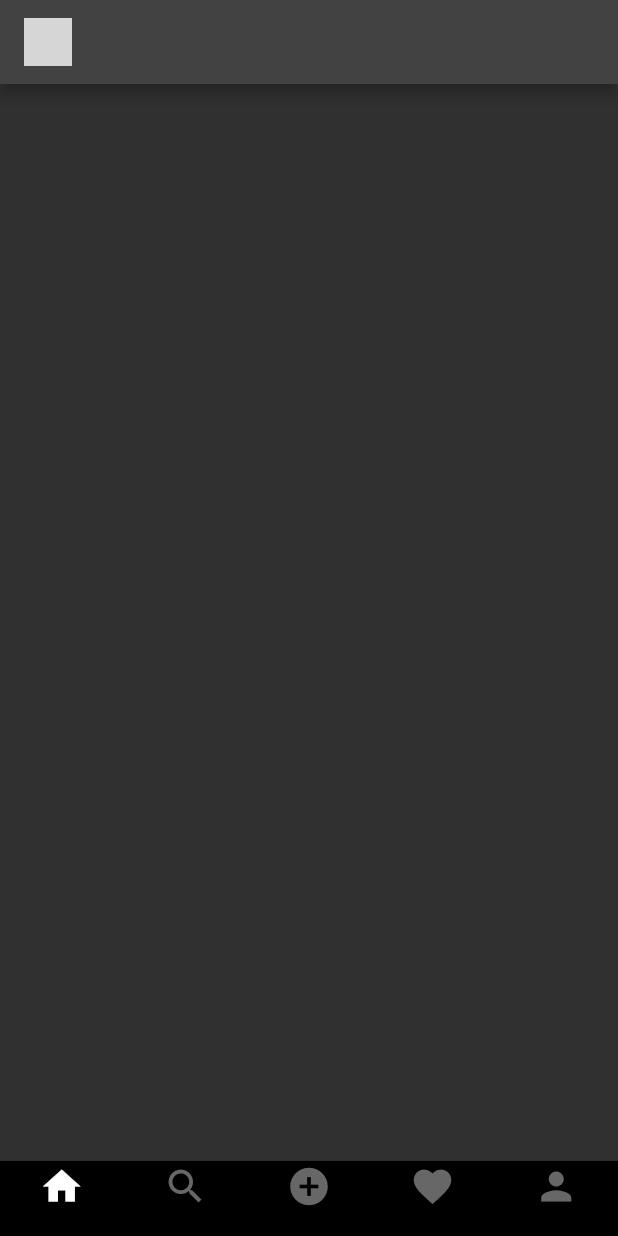
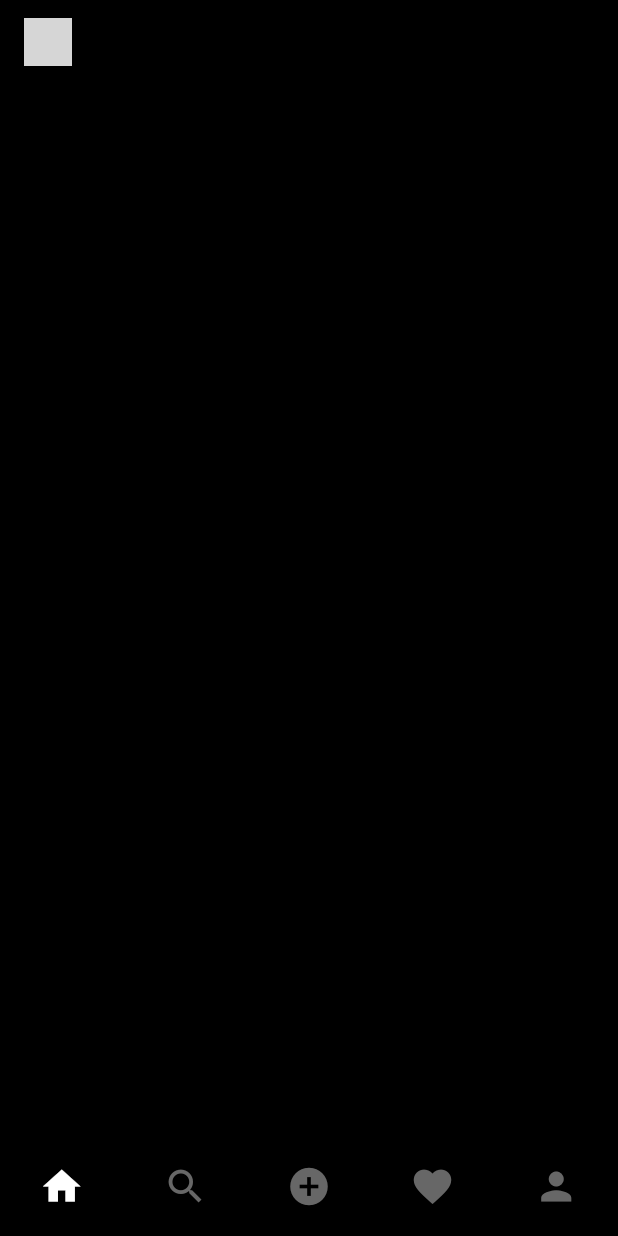
Before and after one commit to ziadzakria/ziadapp__3, a Flutter app: the screen it shows after launch, on a phone screen of 412 x 824 dp. Run offline on Flutter 3.47's test engine with Material 2 defaults, Android fonts, the phone set to English and light mode, and no system bars; our stand-ins replace flutter_svg; grey boxes are pictures that could not be loaded.

Commit message:
mobileBackgroundColor to appbar

```diff
--- a/ziadapp/lib/screens/home.dart
+++ b/ziadapp/lib/screens/home.dart
@@ -13,7 +13,9 @@ class _HomeState extends State<Home> {
   @override
   Widget build(BuildContext context) {
     return Scaffold(
+      backgroundColor: mobileBackgroundColor,
       appBar: AppBar(
+        backgroundColor: mobileBackgroundColor,
         title: SvgPicture.asset(
           "ziadapp/asstes/img/download.jpg",
           Color: primaryColor,
```
